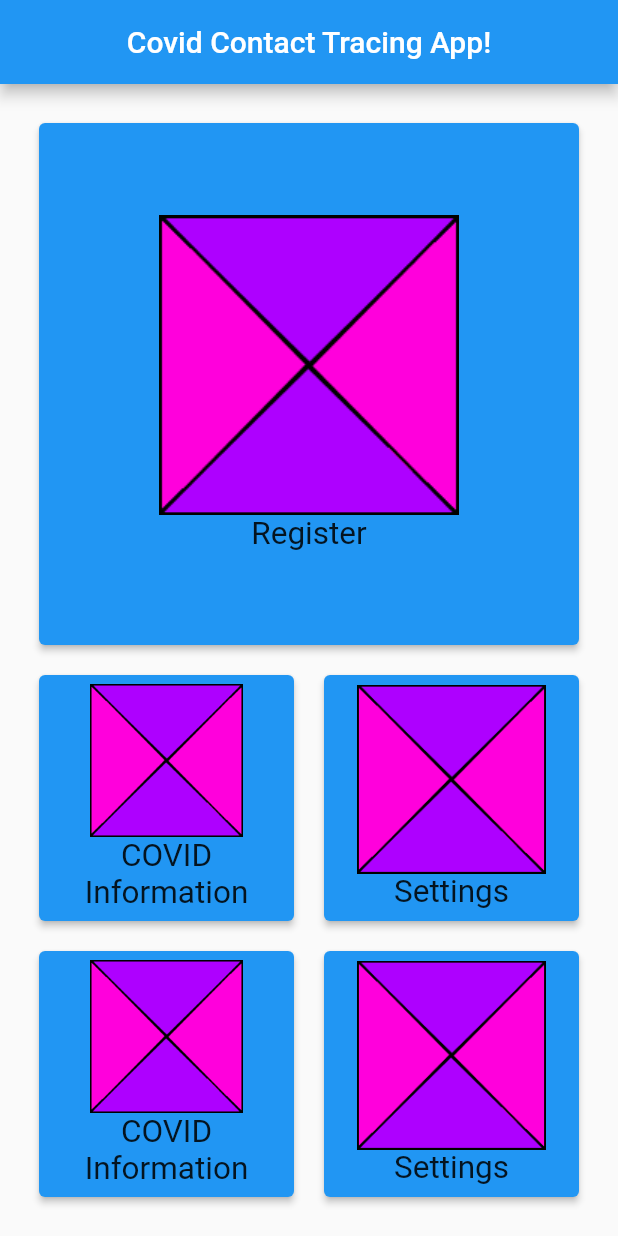
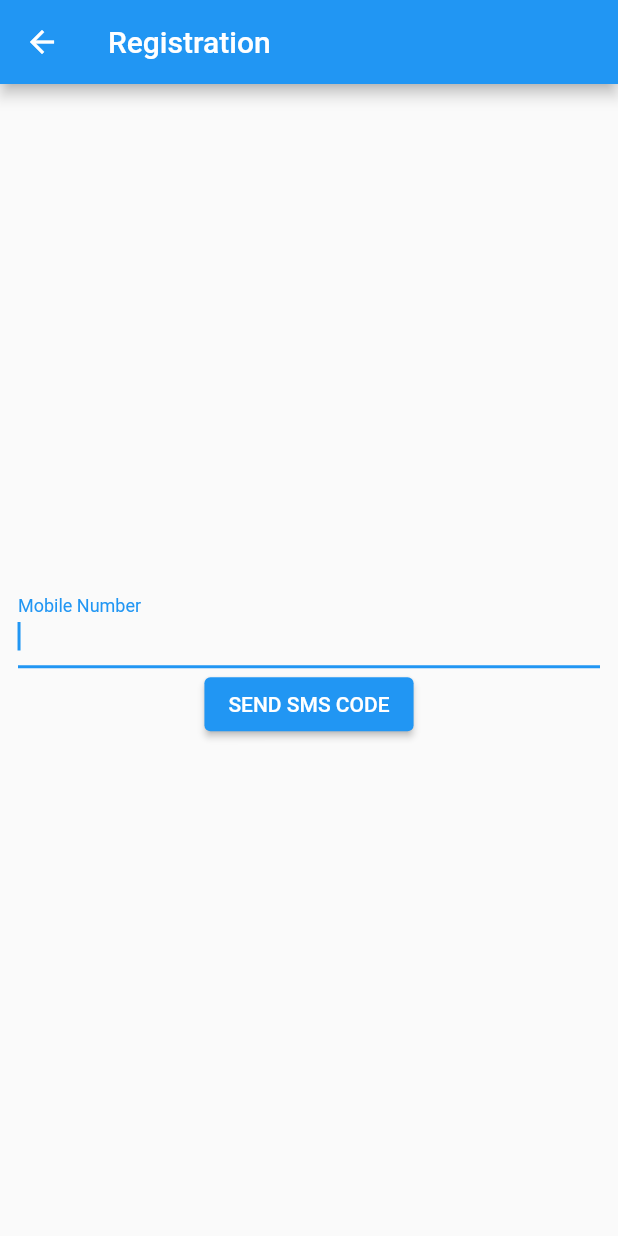
Before and after one commit to TheBrenny/covid-contact-tracing, a Flutter app: the screen it shows after launch, after a tap on "Register", on a phone screen of 412 x 824 dp. Run offline on Flutter 3.47's test engine with Material 2 defaults, Android fonts, the phone set to English and light mode, and no system bars; drawn by our look-alikes of flutter_platform_widgets; our stand-ins replace shared_preferences, sms_autofill.

Commit message:
added screens and auth flow

```diff
--- a/cct_front_end/lib/covid_button.dart
+++ b/cct_front_end/lib/covid_button.dart
@@ -2,35 +2,45 @@ import 'package:flutter/material.dart';
 import 'package:flutter_platform_widgets/flutter_platform_widgets.dart';
 
 class CovidButton extends StatelessWidget {
-  static final Icon unknownButtonIcon = CovidButton._getUnknownButtonIcon();
-  static final Image placeholderImage = CovidButton._getPlaceholderButtonImage();
+  static final Widget placeholderImage = CovidButton._getPlaceholderButtonImage();
 
   final String name;
+  final void Function() onPressed;
   late final Widget image;
+  late final double fontSizeFactor;
 
   CovidButton(
-    String this.name, {
+    String this.name,
+    void Function() this.onPressed, {
+    double? fontSizeFactor,
     Widget? image,
-  }) : this.image = image ?? unknownButtonIcon;
+    Key? key,
+  })  : this.image = image ?? placeholderImage,
+        this.fontSizeFactor = fontSizeFactor ?? 1.0,
+        super(key: key);
 
   @override
   Widget build(BuildContext context) {
     return Expanded(
-      flex: 1,
       child: Container(
-        margin: EdgeInsets.symmetric(vertical: 10, horizontal: 10),
+        margin: EdgeInsets.symmetric(vertical: 16, horizontal: 16),
         child: PlatformButton(
-          onPressed: () => print("Pressed: " + (this.name)),
+          onPressed: this.onPressed,
           child: Padding(
             padding: EdgeInsets.all(6),
             child: Column(
               mainAxisAlignment: MainAxisAlignment.center,
               crossAxisAlignment: CrossAxisAlignment.center,
               children: [
-                Flexible(child: this.image),
+                Flexible(
+                  child: Padding(
+                    padding: const EdgeInsets.all(8.0),
+                    child: this.image,
+                  ),
+                ),
                 Text(
                   this.name,
-                  style: DefaultTextStyle.of(context).style.apply(fontSizeFactor: 1.5),
+                  style: DefaultTextStyle.of(context).style.apply(fontSizeFactor: this.fontSizeFactor),
                   textAlign: TextAlign.center,
                 ),
               ],
@@ -41,11 +51,7 @@ class CovidButton extends StatelessWidget {
     );
   }
 
-  static Icon _getUnknownButtonIcon() {
-    return Icon(Icons.device_unknown, color: Colors.red);
-  }
-
-  static Image _getPlaceholderButtonImage() {
+  static Widget _getPlaceholderButtonImage() {
     return Image.asset("images/placeholder.png");
   }
 }
--- a/cct_front_end/lib/main.dart
+++ b/cct_front_end/lib/main.dart
@@ -1,89 +1,21 @@
+import 'package:cct_front_end/screen_home.dart';
+import 'package:cct_front_end/screen_register.dart';
 import 'package:flutter/material.dart';
 import 'package:flutter_platform_widgets/flutter_platform_widgets.dart';
 
-import 'covid_button.dart';
+void main() => runApp(new RootApp());
 
-void main() => runApp(new MyApp());
-
-class MyApp extends StatelessWidget {
+class RootApp extends StatelessWidget {
   Widget build(BuildContext context) {
     return PlatformApp(
       title: 'COVID Contact Tracing',
-      home: PlatformScaffold(
-        appBar: PlatformAppBar(
-          title: Center(
-            child: Text("Covid Contact Tracing App!"),
-          ),
-        ),
-        body: Padding(
-          padding: EdgeInsets.all(16),
-          child: Row(
-            children: [
-              Expanded(
-                child: Column(
-                  crossAxisAlignment: CrossAxisAlignment.center,
-                  mainAxisAlignment: MainAxisAlignment.spaceEvenly,
-                  children: [
-                    Expanded(
-                      flex: 2,
-                      child: Row(
-                        mainAxisAlignment: MainAxisAlignment.center,
-                        children: [
-                          CovidButton(
-                            "Register",
-                            image: CovidButton.placeholderImage,
-                          ),
-                        ],
-                      ),
-                    ),
-                    Expanded(
-                      flex: 1,
-                      child: Row(
-                        mainAxisAlignment: MainAxisAlignment.spaceEvenly,
-                        children: [
-                          CovidButton(
-                            "COVID Information",
-                            image: CovidButton.placeholderImage,
-                          ),
-                          CovidButton(
-                            "Settings",
-                            image: CovidButton.placeholderImage,
-                          ),
-                        ],
-                      ),
-                    ),
-                    Expanded(
-                      flex: 1,
-                      child: Row(
-                        mainAxisAlignment: MainAxisAlignment.spaceEvenly,
-                        children: [
-                          CovidButton(
-                            "COVID Information",
-                            image: CovidButton.placeholderImage,
-                          ),
-                          CovidButton(
-                            "Settings",
-                            image: CovidButton.placeholderImage,
-                          ),
-                        ],
-                      ),
-                    ),
-                  ],
-                ),
-              ),
-            ],
-          ),
-        ),
-      ),
+      initialRoute: '/',
+      routes: {
+        '/': (ctx) => HomeScreen(key: GlobalKey()),
+        '/register': (ctx) => RegisterScreen(),
+        '/register/activate': (ctx) => ActivateScreen(),
+        // '/mydata': (ctx) => MyDataScreen(),
+      },
     );
   }
 }
-
-/**
- * These are the buttons that are required. (In no particular order)
- * - Help
- * - About
- * - COVID Information
- * - Register // My Data
- * - Settings
- */
--- /dev/null
+++ b/cct_front_end/lib/screen_home.dart
@@ -0,0 +1,139 @@
+import 'package:cct_front_end/covid_button.dart';
+import 'package:flutter/material.dart';
+import 'package:flutter_platform_widgets/flutter_platform_widgets.dart';
+import 'package:shared_preferences/shared_preferences.dart';
+
+class HomeScreen extends StatefulWidget {
+  const HomeScreen({Key? key}) : super(key: key);
+
+  @override
+  _HomeScreenState createState() => _HomeScreenState();
+}
+
+class _HomeScreenState extends State<HomeScreen> {
+  bool _registered = false;
+
+  void initState() {
+    super.initState();
+  }
+
+  void _handleRegistration(BuildContext context) async {
+    await Navigator.pushNamed(context, '/register');
+    setState(() {});
+  }
+
+  void _showMyData(BuildContext context) {
+    Navigator.pushNamed(context, '/mydata');
+  }
+
+  @override
+  Widget build(BuildContext context) {
+    return PlatformScaffold(
+      appBar: PlatformAppBar(
+        title: Center(
+          child: Text("Covid Contact Tracing App!"),
+        ),
+      ),
+      body: Padding(
+        padding: EdgeInsets.all(12),
+        child: Row(
+          children: [
+            Expanded(
+              child: Column(
+                crossAxisAlignment: CrossAxisAlignment.center,
+                mainAxisAlignment: MainAxisAlignment.spaceEvenly,
+                children: [
+                  Expanded(
+                    flex: 3,
+                    child: Row(
+                      mainAxisAlignment: MainAxisAlignment.center,
+                      children: [
+                        FutureBuilder(
+                          future: SharedPreferences.getInstance().then((prefs) => (prefs.getBool("registered") ?? false)),
+                          builder: (BuildContext context, AsyncSnapshot<bool> snapshot) {
+                            Widget widget;
+
+                            if (snapshot.hasData) {
+                              print("registered: " + _registered.toString());
+                              print("snapshot:   " + (snapshot.data!).toString());
+
+                              _registered = snapshot.data!;
+
+                              if (_registered) {
+                                widget = CovidButton(
+                                  "My Location Data",
+                                  () => _showMyData(context),
+                                  fontSizeFactor: 1.5,
+                                );
+                              } else {
+                                widget = CovidButton(
+                                  "Register",
+                                  () => _handleRegistration(context),
+                                  fontSizeFactor: 1.5,
+                                );
+                              }
+                            } else if (snapshot.hasError) {
+                              widget = Icon(Icons.error_outline, color: Colors.red);
+                            } else {
+                              widget = CircularProgressIndicator();
+                            }
+
+                            return widget;
+                          },
+                        ),
+                      ],
+                    ),
+                  ),
+                  Expanded(
+                    flex: 2,
+                    child: Row(
+                      mainAxisAlignment: MainAxisAlignment.spaceEvenly,
+                      children: [
+                        CovidButton(
+                          "COVID Information",
+                          () => print("Pressed: R"),
+                        ),
+                        CovidButton(
+                          "About",
+                          () => print("Pressed: R"),
+                        ),
+                      ],
+                    ),
+                  ),
+                  Expanded(
+                    flex: 2,
+                    child: Row(
+                      mainAxisAlignment: MainAxisAlignment.spaceEvenly,
+                      children: [
+                        CovidButton(
+                          "Help",
+                          () => print("Pressed: R"),
+                        ),
+                        CovidButton(
+                          "Settings",
+                          () async {
+                            SharedPreferences.getInstance().then((prefs) => prefs.clear());
+                            setState(() {});
+                          },
+                        ),
+                      ],
+                    ),
+                  ),
+                ],
+              ),
+            ),
+          ],
+        ),
+      ),
+    );
+  }
+}
+
+/**
+ * These are the buttons that are required. (In no particular order)
+ * - Help
+ * - About
+ * - COVID Information
+ * - Register // My Data
+ * - Settings
+ */
--- /dev/null
+++ b/cct_front_end/lib/screen_register.dart
@@ -0,0 +1,188 @@
+import 'dart:convert';
+import 'package:http/http.dart' as http;
+import 'package:flutter/material.dart';
+import 'package:flutter_platform_widgets/flutter_platform_widgets.dart';
+import 'package:shared_preferences/shared_preferences.dart';
+import 'package:sms_autofill/sms_autofill.dart';
+
+const String server = "http://10.0.2.2:80";
+const Map<String, String> endpoints = {
+  "requestAuth": server + "/auth_request_code",
+  "checkAuth": server + "/auth_check_code",
+  "dataEntry": server + "/data_entry",
+};
+final RegExp phoneRegex = RegExp(r"^04\d{8}$");
+
+class RegisterScreen extends StatefulWidget {
+  const RegisterScreen({Key? key}) : super(key: key);
+  _RegisterScreenState createState() => _RegisterScreenState();
+}
+
+class _RegisterScreenState extends State<RegisterScreen> {
+  late final String _signature;
+  final TextEditingController _textCtrl = TextEditingController();
+  bool _textValid = true;
+
+  void dispose() {
+    _textCtrl.dispose();
+    super.dispose();
+  }
+
+  bool validatePhoneNumber(String number) {
+    return phoneRegex.hasMatch(number);
+  }
+
+  @override
+  Widget build(BuildContext context) {
+    return PlatformScaffold(
+      appBar: PlatformAppBar(
+        title: Text("Registration"),
+      ),
+      body: Padding(
+        padding: EdgeInsets.all(12),
+        child: Column(
+          crossAxisAlignment: CrossAxisAlignment.center,
+          mainAxisAlignment: MainAxisAlignment.center,
+          children: [
+            TextField(
+              autofocus: true,
+              autocorrect: false,
+              controller: _textCtrl,
+              keyboardType: TextInputType.number,
+              inputFormatters: [],
+              decoration: InputDecoration(
+                labelText: "Mobile Number",
+                errorText: !_textValid ? "Enter a valid mobile phone number." : null,
+              ),
+            ),
+            PlatformButton(
+              child: PlatformText("Send SMS Code"),
+              onPressed: () async {
+                setState(() {
+                  _textValid = validatePhoneNumber(_textCtrl.text);
+                });
+                if (!_textValid) return;
+
+                _signature = await SmsAutoFill().getAppSignature;
+
+                Navigator.pushNamed(context, '/register/activate', arguments: {
+                  "phoneNumber": _textCtrl.text,
+                  "signature": _signature,
+                });
+
+                Uri url = Uri.parse(endpoints['requestAuth']!);
+                Map<String, String> data = {
+                  "phone_number": _textCtrl.text,
+                  "signature": _signature,
+                };
+                Map<String, String> headers = {
+                  "Content-Type": "application/json",
+                };
+                http.Response response = await http.post(
+                  url,
+                  headers: headers,
+                  body: jsonEncode(data),
+                );
+              },
+            ),
+          ],
+        ),
+      ),
+    );
+  }
+}
+
+class ActivateScreen extends StatefulWidget {
+  const ActivateScreen({Key? key}) : super(key: key);
+  _ActivateScreenState createState() => _ActivateScreenState();
+}
+
+class _ActivateScreenState extends State<ActivateScreen> {
+  String _phoneNumber = "";
+  String _signature = "";
+  String _code = "";
+  bool _codeHasError = false;
+
+  @override
+  void initState() {
+    SmsAutoFill().listenForCode;
+    super.initState();
+  }
+
+  @override
+  void dispose() {
+    SmsAutoFill().unregisterListener();
+    super.dispose();
+  }
+
+  @override
+  Widget build(BuildContext context) {
+    const length = 6;
+    Map<String, String> args = ModalRoute.of(context)!.settings.arguments as Map<String, String>;
+    _signature = args["signature"]!;
+    _phoneNumber = args["phoneNumber"]!;
+
+    return PlatformScaffold(
+      appBar: PlatformAppBar(
+        title: Text("Activation"),
+      ),
+      body: Padding(
+        padding: EdgeInsets.all(12),
+        child: Column(
+          crossAxisAlignment: CrossAxisAlignment.center,
+          mainAxisAlignment: MainAxisAlignment.center,
+          children: [
+            PinFieldAutoFill(
+              codeLength: length,
+              currentCode: _code,
+              onCodeChanged: (v) {
+                print(v);
+                _code = v!;
+                if (_code.length == length) _submitCode(context); //submit;
+              },
+              decoration: UnderlineDecoration(
+                colorBuilder: FixedColorBuilder(Colors.black.withOpacity(0.3)),
+                errorText: _codeHasError ? "Something went wrong when verifying the code." : null,
+              ),
+            ),
+            PlatformButton(
+              child: PlatformText("Activate"),
+              onPressed: () => _submitCode(context),
+            ),
+          ],
+        ),
+      ),
+    );
+  }
+
+  void _submitCode(BuildContext context) async {
+    Uri url = Uri.parse(endpoints['checkAuth']!);
+    Map<String, String> data = {
+      "phone_number": _phoneNumber,
+      "signature": _signature,
+      "code": _code,
+    };
+    Map<String, String> headers = {
+      "Content-Type": "application/json",
+    };
+    http.Response response = await http.post(
+      url,
+      headers: headers,
+      body: jsonEncode(data),
+    );
+
+    print(response.statusCode);
+    if (response.statusCode == 200) {
+      _codeHasError = false;
+      final prefs = await SharedPreferences.getInstance();
+      prefs.setBool("registered", true);
+
+      Navigator.popUntil(context, ModalRoute.withName('/'));
+    } else {
+      // say bad code?
+      setState(() {
+        _codeHasError = true;
+      });
+    }
+  }
+}
--- a/cct_front_end/pubspec.yaml
+++ b/cct_front_end/pubspec.yaml
@@ -9,6 +9,11 @@ dependencies:
     sdk: flutter
   cupertino_icons: ^1.0.2
   flutter_platform_widgets: ^1.9.0
+  sms_autofill: ^2.0.0
+  http: ^0.13.3
+  shared_preferences: ^2.0.6
+  flutter_background_geolocation: ^2.0.5
+  google_maps_flutter: ^2.0.6
 dev_dependencies:
   flutter_test:
     sdk: flutter
```
Also changed, not shown: cct_front_end/pubspec.lock, 1 other file.
